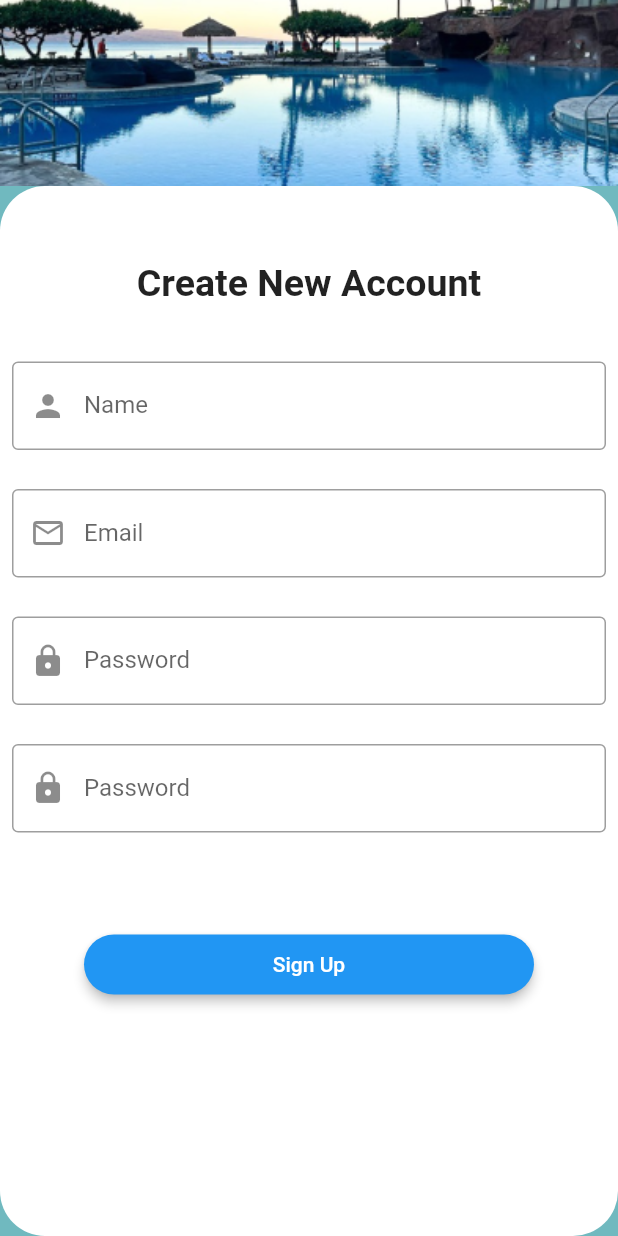
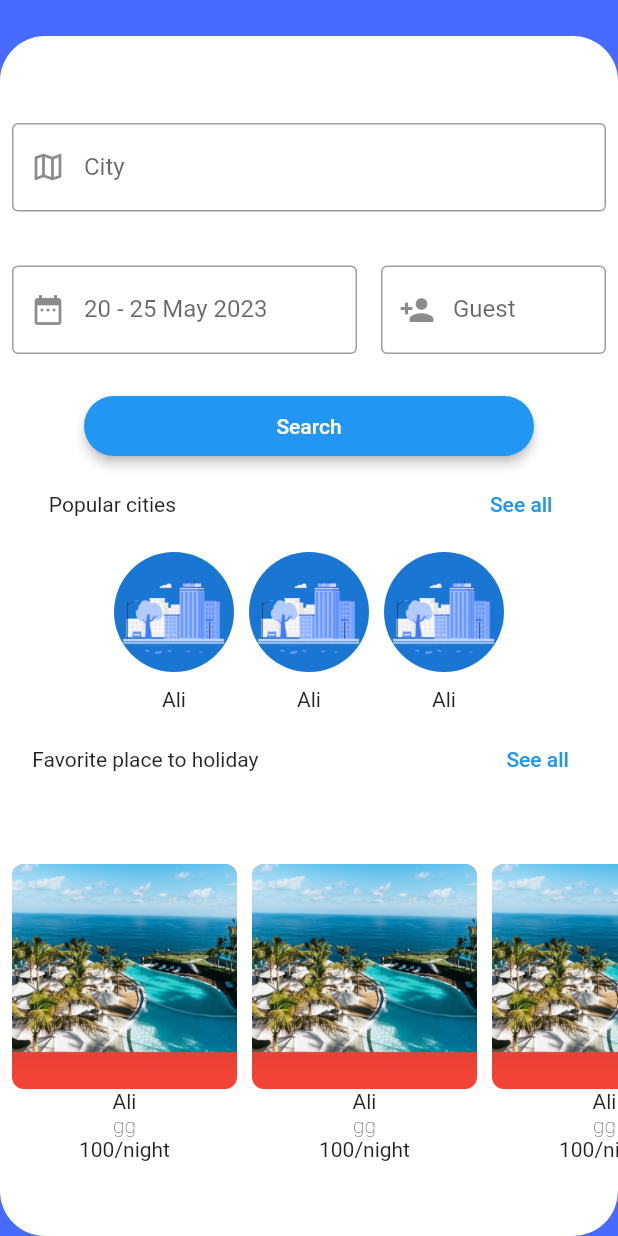
Before and after one commit to Mrzogy/supabase-lab, a Flutter app: the screen it shows after launch, on a phone screen of 412 x 824 dp. Run offline on Flutter 3.47's test engine with Material 2 defaults, Android fonts, the phone set to English and light mode, and no system bars.

Commit message:
Finish Home screen

```diff
--- a/chalinge/lib/main.dart
+++ b/chalinge/lib/main.dart
@@ -1,4 +1,5 @@
 import 'package:chalinge/screen/creatAccount_screen.dart';
+import 'package:chalinge/screen/home_screen.dart';
 import 'package:flutter/material.dart';
 
 void main() {
@@ -10,6 +11,6 @@ class MainApp extends StatelessWidget {
 
   @override
   Widget build(BuildContext context) {
-    return const MaterialApp(home: CreatAccount());
+    return const MaterialApp(home: Home());
   }
 }
--- a/chalinge/lib/screen/creatAccount_screen.dart
+++ b/chalinge/lib/screen/creatAccount_screen.dart
@@ -46,6 +46,7 @@ class _CreatAccountState extends State<CreatAccount> {
                   height: 30,
                 ),
                 TextFeldInput(
+                  size: 400,
                   iconname: Icons.person,
                   name: "Name",
                   namelebel: "Name",
@@ -54,6 +55,7 @@ class _CreatAccountState extends State<CreatAccount> {
                   height: 10,
                 ),
                 TextFeldInput(
+                  size: 400,
                   namelebel: "Email",
                   name: "Email",
                   iconname: Icons.email_outlined,
@@ -62,6 +64,7 @@ class _CreatAccountState extends State<CreatAccount> {
                   height: 10,
                 ),
                 TextFeldInput(
+                  size: 400,
                   namelebel: "Password",
                   name: "password",
                   iconname: Icons.lock,
@@ -70,6 +73,7 @@ class _CreatAccountState extends State<CreatAccount> {
                   height: 10,
                 ),
                 TextFeldInput(
+                  size: 400,
                   namelebel: "Password",
                   name: "password",
                   iconname: Icons.lock,
--- /dev/null
+++ b/chalinge/lib/screen/home_screen.dart
@@ -0,0 +1,140 @@
+import 'package:chalinge/widget/Circularimage.dart';
+import 'package:chalinge/widget/TextSpaceButton.dart';
+import 'package:chalinge/widget/blue_button.dart';
+import 'package:chalinge/widget/imageContainer.dart';
+import 'package:chalinge/widget/textfield.dart';
+import 'package:flutter/material.dart';
+
+class Home extends StatelessWidget {
+  const Home({super.key});
+
+  @override
+  Widget build(BuildContext context) {
+    return Scaffold(
+        backgroundColor: Color(0xff476bfe),
+        body: Column(mainAxisAlignment: MainAxisAlignment.end, children: [
+          Expanded(
+            flex: 0,
+            child: Container(
+              width: 800,
+              height: 800,
+              decoration: BoxDecoration(
+                borderRadius: BorderRadius.circular(30),
+                color: Colors.white,
+              ),
+              child: Column(
+                children: [
+                  const SizedBox(
+                    height: 50,
+                  ),
+                  TextFeldInput(
+                    size: 400,
+                    name: "Location",
+                    iconname: Icons.map_outlined,
+                    namelebel: "City",
+                  ),
+                  SizedBox(
+                    height: 20,
+                  ),
+                  Row(
+                    children: [
+                      const TextFeldInput(
+                        size: 230,
+                        namelebel: "20 - 25 May 2023",
+                        name: "Date",
+                        iconname: Icons.date_range,
+                      ),
+                      const TextFeldInput(
+                        size: 150,
+                        namelebel: "Guest",
+                        name: "3 person",
+                        iconname: Icons.person_add_sharp,
+                      ),
+                    ],
+                  ),
+                  SizedBox(
+                    height: 20,
+                  ),
+                  BlueButton(name: "Search"),
+                  TextSpaceButton(
+                    name: "Popular cities",
+                  ),
+                  InkWell(
+                    onTap: () {
+                      print("hi");
+                    },
+                    child: SingleChildScrollView(
+                      scrollDirection: Axis.horizontal,
+                      child: Row(
+                        children: [
+                          Circularimage(
+                            name: "Ali",
+                            imagename: "assets/images/1.png",
+                          ),
+                          SizedBox(
+                            width: 10,
+                          ),
+                          Circularimage(
+                            name: "Ali",
+                            imagename: "assets/images/1.png",
+                          ),
+                          SizedBox(
+                            width: 10,
+                          ),
+                          Circularimage(
+                            name: "Ali",
+                            imagename: "assets/images/1.png",
+                          ),
+                        ],
+                      ),
+                    ),
+                  ),
+                  TextSpaceButton(
+                    name: "Favorite place to holiday",
+                  ),
+                  SizedBox(
+                    height: 30,
+                  ),
+                  SingleChildScrollView(
+                      scrollDirection: Axis.horizontal,
+                      child: Padding(
+                        padding: const EdgeInsets.all(8.0),
+                        child: Row(
+                          children: [
+                            imageContainer(
+                              image: 'assets/images/9.png',
+                              name: "Ali",
+                              location: "gg",
+                              Price: "100",
+                            ),
+                            SizedBox(
+                              width: 10,
+                            ),
+                            imageContainer(
+                              image: 'assets/images/9.png',
+                              name: "Ali",
+                              location: "gg",
+                              Price: "100",
+                            ),
+                            SizedBox(
+                              width: 10,
+                            ),
+                            imageContainer(
+                              image: 'assets/images/9.png',
+                              name: "Ali",
+                              location: "gg",
+                              Price: "100",
+                            ),
+                            SizedBox(
+                              width: 10,
+                            )
+                          ],
+                        ),
+                      )),
+                ],
+              ),
+            ),
+          ),
+        ]));
+  }
+}
--- a/chalinge/lib/screen/signin_screen.dart
+++ b/chalinge/lib/screen/signin_screen.dart
@@ -41,6 +41,7 @@ class SignIn extends StatelessWidget {
                     height: 20,
                   ),
                   const TextFeldInput(
+                    size: 40,
                     namelebel: "Email",
                     name: "Email",
                     iconname: Icons.email_outlined,
@@ -49,6 +50,7 @@ class SignIn extends StatelessWidget {
                     height: 20,
                   ),
                   const TextFeldInput(
+                    size: 40,
                     namelebel: "Password",
                     name: "password",
                     iconname: Icons.lock,
--- /dev/null
+++ b/chalinge/lib/widget/Circularimage.dart
@@ -0,0 +1,26 @@
+import 'package:flutter/material.dart';
+
+class Circularimage extends StatelessWidget {
+  const Circularimage({
+    super.key,
+    required this.name,
+    required this.imagename,
+  });
+  final String name;
+  final String imagename;
+  @override
+  Widget build(BuildContext context) {
+    return Column(
+      children: [
+        CircleAvatar(
+          backgroundImage: AssetImage(imagename),
+          radius: 40,
+        ),
+        SizedBox(
+          height: 10,
+        ),
+        Text(name)
+      ],
+    );
+  }
+}
--- /dev/null
+++ b/chalinge/lib/widget/TextSpaceButton.dart
@@ -0,0 +1,26 @@
+
+import 'package:flutter/material.dart';
+
+class TextSpaceButton extends StatelessWidget {
+  const TextSpaceButton({
+    super.key,
+    required this.name,
+  });
+  final String name;
+  @override
+  Widget build(BuildContext context) {
+    return Padding(
+      padding: const EdgeInsets.all(8.0),
+      child: Row(
+        mainAxisAlignment: MainAxisAlignment.spaceAround,
+        children: [
+          Text(name),
+          const SizedBox(
+            width: 100,
+          ),
+          TextButton(onPressed: () {}, child: const Text("See all"))
+        ],
+      ),
+    );
+  }
+}
--- /dev/null
+++ b/chalinge/lib/widget/imageContainer.dart
@@ -0,0 +1,41 @@
+import 'package:flutter/material.dart';
+
+class imageContainer extends StatelessWidget {
+  const imageContainer({
+    super.key,
+    required this.image,
+    required this.name,
+    required this.location,
+    required this.Price,
+  });
+  final String image;
+  final String name;
+  final String location;
+  final String Price;
+  @override
+  Widget build(BuildContext context) {
+    return Column(
+      children: [
+        Container(
+          width: 150,
+          height: 150,
+          decoration: BoxDecoration(
+            borderRadius: BorderRadius.circular(8), // Image border
+            color: Colors.red,
+          ),
+          clipBehavior: Clip.hardEdge,
+          child: Image.asset(
+            image,
+            fit: BoxFit.cover,
+          ),
+        ),
+        Text(name),
+        Text(
+          location,
+          style: const TextStyle(fontWeight: FontWeight.w100),
+        ),
+        Text("${Price}/night"),
+      ],
+    );
+  }
+}
--- a/chalinge/lib/widget/textfield.dart
+++ b/chalinge/lib/widget/textfield.dart
@@ -4,15 +4,19 @@ class TextFeldInput extends StatelessWidget {
   const TextFeldInput({
     super.key,
     required this.name,
-    required this.iconname, required this.namelebel,
+    required this.iconname,
+    required this.namelebel, required this.size,
   });
   final String name;
   final IconData iconname;
   final String namelebel;
+  final double size;
   @override
   Widget build(BuildContext context) {
     return Padding(
       padding: const EdgeInsets.all(8.0),
+      child: SizedBox(
+        width: size,
         child: TextField(
           decoration: InputDecoration(
               hintText: name,
@@ -21,6 +25,7 @@ class TextFeldInput extends StatelessWidget {
               border: const OutlineInputBorder(
                   borderSide: BorderSide(color: Colors.black))),
         ),
+      ),
     );
   }
 }
```
Lines whose indentation alone changed are shown as unchanged.
